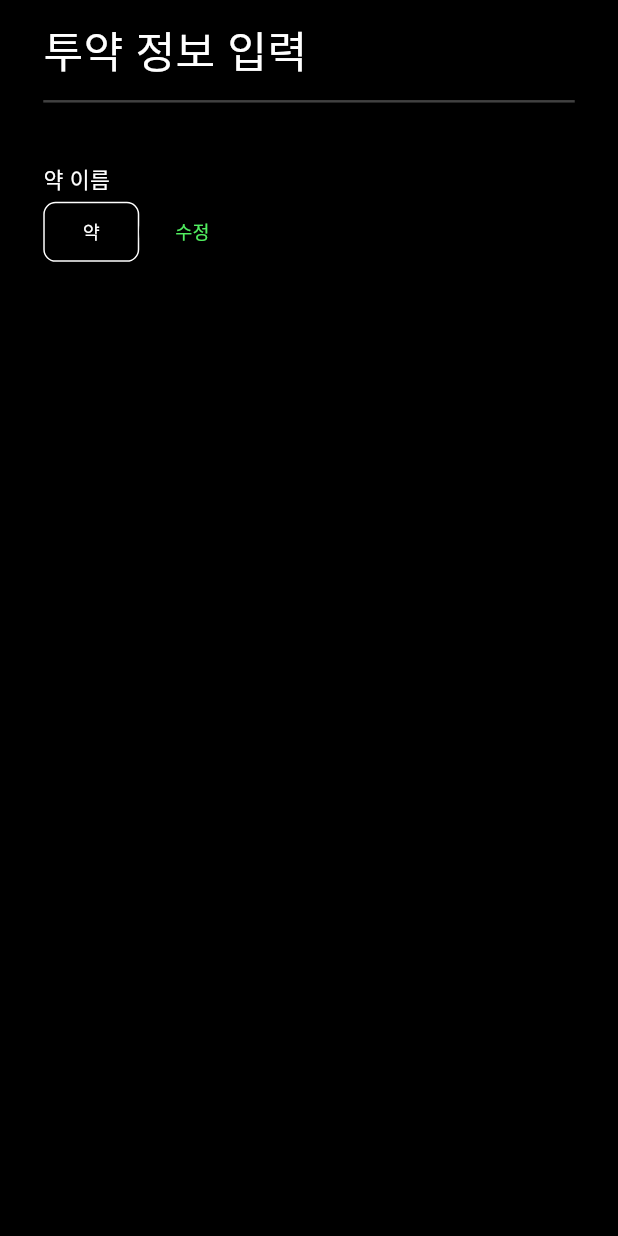
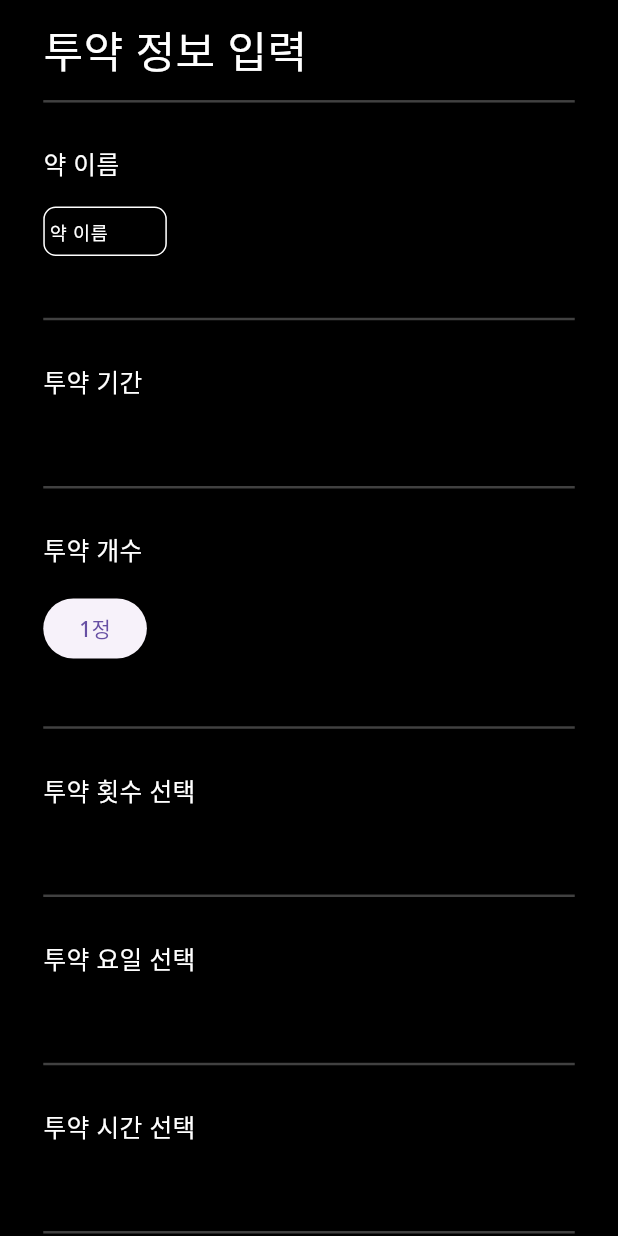
Before and after one commit to jongse7/yaksisi, a Flutter app: the ScheduleWrite screen opened directly, on a phone screen of 412 x 824 dp. Run offline on Flutter 3.47's test engine with Material 3 defaults, Android fonts, the phone set to English and light mode, and no system bars; our stand-ins replace image_picker, table_calendar.

Commit message:
[FIX] 직접 입력 페이지 만드는중

```diff
--- /dev/null
+++ b/lib/coponent/pill_name_textfield.dart
@@ -0,0 +1,57 @@
+import 'package:flutter/material.dart';
+
+class PillNameTextField extends StatelessWidget {
+  final ValueChanged onChanged;
+  final String pillName;
+
+  const PillNameTextField(
+      {required this.onChanged, required this.pillName, super.key});
+
+  @override
+  Widget build(BuildContext context) {
+    double width = MediaQuery.of(context).size.width;
+    double height = MediaQuery.of(context).size.height;
+    TextStyle defaultTextStyle = TextStyle(
+      color: Colors.white,
+      fontSize: width * 0.03,
+      fontWeight: FontWeight.w500,
+    );
+    return SizedBox(
+      width: width * 0.2,
+      height: height * 0.04,
+      child: TextField(
+        showCursor: false,
+        style: TextStyle(color: Colors.black),
+        textAlign: TextAlign.start,
+        decoration: InputDecoration(
+          contentPadding: EdgeInsets.zero,
+          hintText: "약 이름",
+          hintStyle: defaultTextStyle,
+          prefixText: pillName,
+          prefixStyle: defaultTextStyle,
+          filled: true,
+          fillColor: Colors.black,
+          enabledBorder: OutlineInputBorder(
+            borderRadius: BorderRadius.all(
+              Radius.circular(width * 0.02),
+            ),
+            borderSide: BorderSide(
+              width: width * 0.0025,
+              color: Colors.white,
+            ),
+          ),
+          focusedBorder: OutlineInputBorder(
+            borderRadius: BorderRadius.all(
+              Radius.circular(width * 0.02),
+            ),
+            borderSide: BorderSide(
+              width: width * 0.0025,
+              color: Colors.white,
+            ),
+          ),
+        ),
+        onChanged: onChanged,
+      ),
+    );
+  }
+}
--- a/lib/screen/schedule_write.dart
+++ b/lib/screen/schedule_write.dart
@@ -1,8 +1,15 @@
 import 'package:flutter/material.dart';
 
-class ScheduleWrite extends StatelessWidget {
+import '../coponent/pill_name_textfield.dart';
+
+class ScheduleWrite extends StatefulWidget {
   const ScheduleWrite({Key? key}) : super(key: key);
 
+  @override
+  State<ScheduleWrite> createState() => _ScheduleWriteState();
+}
+
+class _ScheduleWriteState extends State<ScheduleWrite> {
   @override
   Widget build(BuildContext context) {
     double width = MediaQuery.of(context).size.width;
@@ -11,16 +18,32 @@ class ScheduleWrite extends StatelessWidget {
       child: Scaffold(
         backgroundColor: Colors.black,
         body: SingleChildScrollView(
+          scrollDirection: Axis.vertical,
           child: SizedBox(
             width: double.infinity,
             child: Padding(
               padding: EdgeInsets.symmetric(horizontal: width * 0.07),
-              child: const Column(
+              child: Column(
                 crossAxisAlignment: CrossAxisAlignment.start,
                 children: [
                   _Title(),
                   _Line(),
-                  _PillName(),
+                  _PillName(
+                    onChanged: changeSearchText,
+                    pillName: pillName,
+                  ),
+                  _Line(),
+                  _Duration(),
+                  _Line(),
+                  VariousOfPills(),
+                  _Line(),
+                  _SelectPillNumber(),
+                  _Line(),
+                  _SelectDay(),
+                  _Line(),
+                  _SelectTime(),
+                  _Line(),
+                  _Memo(),
                 ],
               ),
             ),
@@ -28,6 +51,15 @@ class ScheduleWrite extends StatelessWidget {
         ),
       ),
     );
+  }
+
+  String pillName = '';
+
+  // textfield 입력값 받는 콜백
+  void changeSearchText(value) {
+    setState(() {
+      pillName = value;
+    });
   }
 }
 
@@ -43,6 +75,42 @@ class _Line extends StatelessWidget {
       color: const Color(0xff414141),
       width: double.infinity,
       height: height * 0.002,
+    );
+  }
+}
+
+// content 틀
+
+class _Frame extends StatelessWidget {
+  final String contentTitle;
+  final Widget middleContent;
+
+  const _Frame(
+      {required this.contentTitle, required this.middleContent, super.key});
+
+  @override
+  Widget build(BuildContext context) {
+    double width = MediaQuery.of(context).size.width;
+    double height = MediaQuery.of(context).size.height;
+    return Column(
+      crossAxisAlignment: CrossAxisAlignment.start,
+      children: [
+        Padding(
+          padding: EdgeInsets.only(top: height * 0.035, bottom: height * 0.02),
+          child: Text(
+            contentTitle,
+            style: TextStyle(
+              color: Colors.white,
+              fontSize: width * 0.04,
+              fontWeight: FontWeight.w500,
+            ),
+          ),
+        ),
+        middleContent,
+        SizedBox(
+          height: height * 0.05,
+        ),
+      ],
     );
   }
 }
@@ -74,67 +142,114 @@ class _Title extends StatelessWidget {
 
 // 약 이름
 class _PillName extends StatelessWidget {
-  const _PillName({Key? key}) : super(key: key);
+  final ValueChanged onChanged;
+  final String pillName;
+
+  const _PillName({required this.onChanged, required this.pillName, Key? key})
+      : super(key: key);
 
   @override
   Widget build(BuildContext context) {
     double width = MediaQuery.of(context).size.width;
     double height = MediaQuery.of(context).size.height;
-    return Column(
-      crossAxisAlignment: CrossAxisAlignment.start,
-      children: [
-        Padding(
-          padding: EdgeInsets.only(top: height * 0.05),
-          child: Text(
-            "약 이름",
-            style: TextStyle(
-              color: Colors.white,
-              fontSize: width * 0.035,
-              fontWeight: FontWeight.w500,
-            ),
+    return _Frame(
+      contentTitle: '약 이름',
+      middleContent: Row(
+        children: [
+          PillNameTextField(
+            onChanged: onChanged,
+            pillName: pillName,
           ),
-        ),
-        Row(
-          children: [
-            ElevatedButton(
-              onPressed: () {FocusScope.of(context).requestFocus(FocusNode());},
-              style: OutlinedButton.styleFrom(
-                backgroundColor: Colors.black,
-                shape: RoundedRectangleBorder(
-                  side: BorderSide(
-                    color: Colors.white,
-                  ),
-                  borderRadius: BorderRadius.all(Radius.circular(width * 0.02)),
-                ),
-              ),
-              child: Text(
-                '약',
-                style: TextStyle(
-                  color: Colors.white,
-                  fontSize: width * 0.03,
-                  fontWeight: FontWeight.w500,
-                ),
-              ),
-            ),
-            ElevatedButton(
-              onPressed: () {
-
-              },
-              style: OutlinedButton.styleFrom(
-                backgroundColor: Colors.black,
-              ),
-              child: Text(
-                "수정",
-                style: TextStyle(
-                  color: Color(0xff51EE60),
-                  fontSize: width * 0.03,
-                  fontWeight: FontWeight.w500,
-                ),
-              ),
-            ),
-          ],
-        ),
-      ],
+        ],
+      ),
     );
   }
 }
+
+// 투약 기간
+class _Duration extends StatelessWidget {
+  const _Duration({super.key});
+
+  @override
+  Widget build(BuildContext context) {
+    double width = MediaQuery.of(context).size.width;
+    double height = MediaQuery.of(context).size.height;
+    return _Frame(
+      contentTitle: "투약 기간",
+      middleContent: Container(),
+    );
+  }
+}
+
+// 투약 개수
+class VariousOfPills extends StatelessWidget {
+  const VariousOfPills({super.key});
+
+  @override
+  Widget build(BuildContext context) {
+    double width = MediaQuery.of(context).size.width;
+    double height = MediaQuery.of(context).size.height;
+    return _Frame(
+      contentTitle: "투약 개수",
+      middleContent: Row(
+        children: [
+          ElevatedButton(
+            onPressed: () {},
+            child: Text('1정'),
+          ),
+        ],
+      ),
+    );
+  }
+}
+
+// 투약 횟수 선택
+class _SelectPillNumber extends StatelessWidget {
+  const _SelectPillNumber({super.key});
+
+  @override
+  Widget build(BuildContext context) {
+    return _Frame(
+      contentTitle: "투약 횟수 선택",
+      middleContent: Container(),
+    );
+  }
+}
+
+// 투약 요일 선택
+class _SelectDay extends StatelessWidget {
+  const _SelectDay({super.key});
+
+  @override
+  Widget build(BuildContext context) {
+    return _Frame(
+      contentTitle: "투약 요일 선택",
+      middleContent: Container(),
+    );
+  }
+}
+
+// 투약 시간 선택
+class _SelectTime extends StatelessWidget {
+  const _SelectTime({super.key});
+
+  @override
+  Widget build(BuildContext context) {
+    return _Frame(
+      contentTitle: "투약 시간 선택",
+      middleContent: Container(),
+    );
+  }
+}
+
+class _Memo extends StatelessWidget {
+  const _Memo({super.key});
+
+  @override
+  Widget build(BuildContext context) {
+    return _Frame(
+      contentTitle: "메모",
+      middleContent: Container(),
+    );
+  }
+}
```
Also changed, not shown: pubspec.lock.
